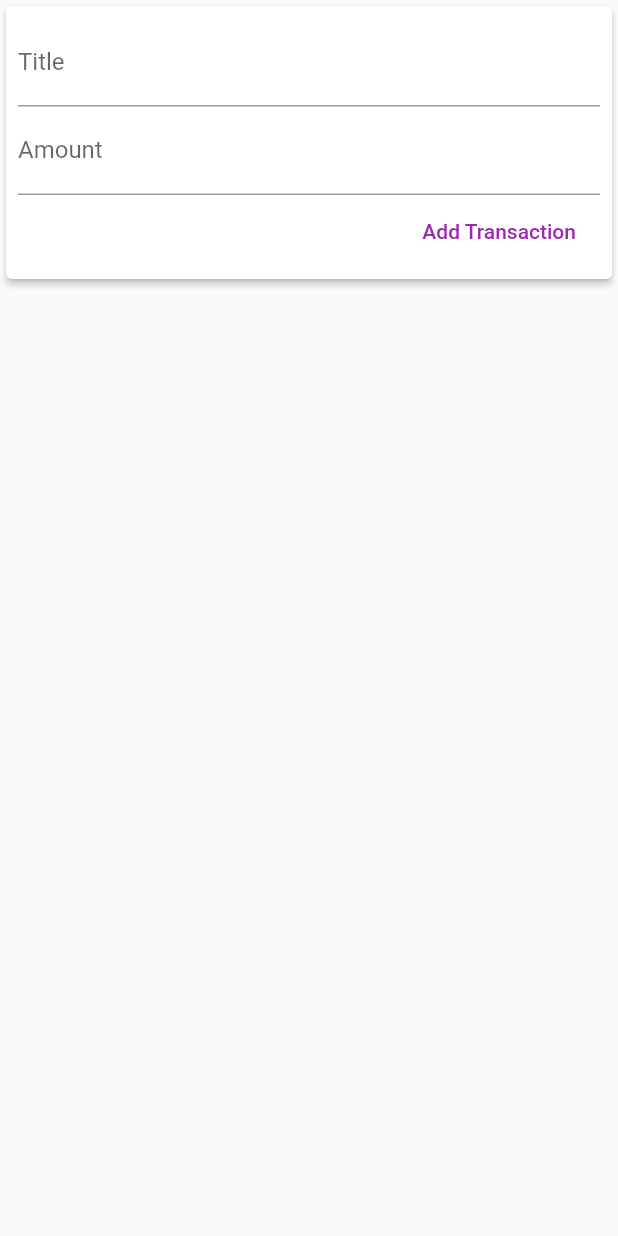
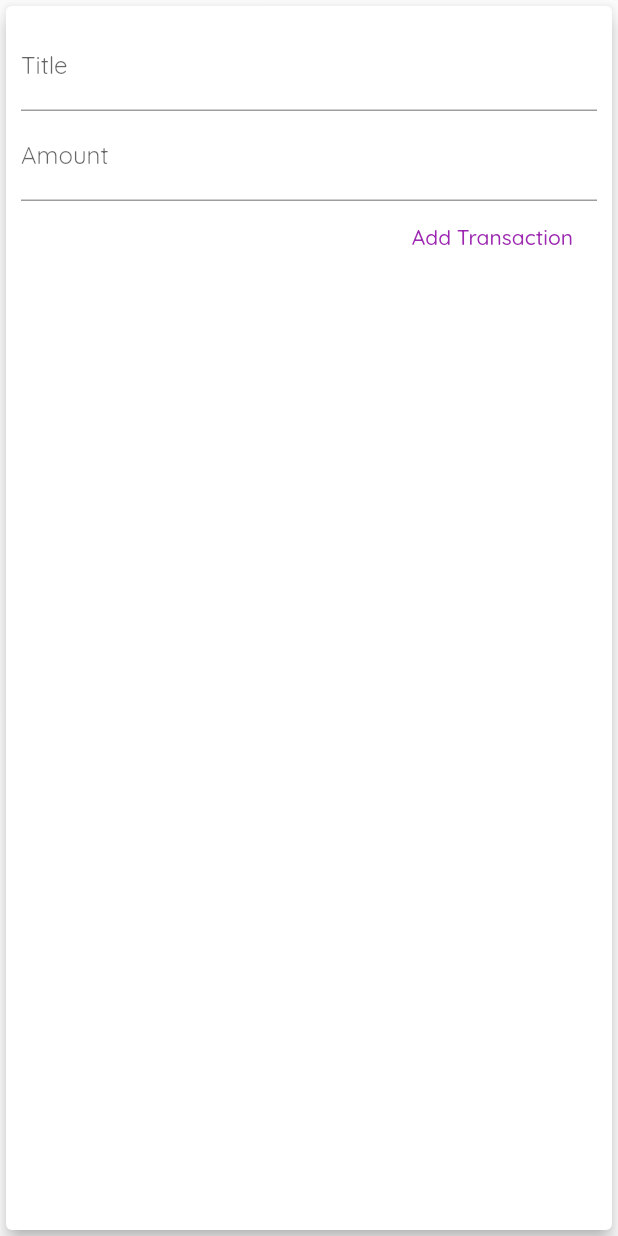
Before and after one commit to lordvidex/Transactions_App, a Flutter app: the NewTransaction widget shown alone on an empty page, opened directly with empty values, after a tap on "Add Transaction", on a phone screen of 412 x 824 dp. Run offline on Flutter 3.47's test engine with Material 2 defaults, Android fonts, the phone set to English and light mode, and no system bars.

Commit message:
BottomSheetPanel, emptyView, and FontFamilies implemented

```diff
--- a/lib/widgets/transcation_textfields.dart
+++ b/lib/widgets/transcation_textfields.dart
@@ -1,31 +1,57 @@
 import 'package:flutter/material.dart';
 
-class NewTransaction extends StatelessWidget {
+class NewTransaction extends StatefulWidget {
   final Function addNewTransaction;
+
+  NewTransaction(this.addNewTransaction);
+
+  @override
+  _NewTransactionState createState() => _NewTransactionState();
+}
+
+class _NewTransactionState extends State<NewTransaction> {
   final titleController = TextEditingController();
+
   final amountController = TextEditingController();
 
-  NewTransaction(this.addNewTransaction);
+  void _checkForErrors() {
+    final titleGuy = titleController.text;
+    final amountGuy = double.parse(amountController.text);
+
+    if (titleGuy.isEmpty || amountGuy <= 0) {
+      return;
+    }
+    widget.addNewTransaction(
+      titleGuy,
+      amountGuy,
+    );
+    Navigator.of(context).pop();
+  }
+
   @override
   Widget build(BuildContext context) {
-    return SingleChildScrollView (
-          child: Card(
-        elevation: 2,
+    return Card(
+      elevation: 5,
       child: Padding(
-          padding: const EdgeInsets.all(8.0),
+        padding: const EdgeInsets.all(10.0),
         child: Column(
           crossAxisAlignment: CrossAxisAlignment.end,
           children: <Widget>[
             TextField(
               controller: titleController,
+              onSubmitted: (_)=>_checkForErrors,
               decoration: InputDecoration(
                 labelText: 'Title',
               ),
             ),
             TextField(
+              onSubmitted: (_)=>_checkForErrors,
+              keyboardType:
+                  TextInputType.numberWithOptions(signed: false, decimal: true),
               controller: amountController,
               decoration: InputDecoration(
                 labelText: 'Amount',
+
               ),
             ),
             FlatButton(
@@ -33,13 +59,9 @@ class NewTransaction extends StatelessWidget {
                 'Add Transaction',
                 style: TextStyle(color: Colors.purple),
               ),
-                onPressed: () {
-                  addNewTransaction(
-                      titleController.text, double.parse(amountController.text));
-                },
+              onPressed: _checkForErrors,
             )
           ],
-          ),
         ),
       ),
     );
```
Also changed, not shown: lib/main.dart (+72 -7 lines), lib/widgets/list_and_input_merge.dart (deleted, +0 -46 lines), lib/widgets/transaction_list.dart (+20 -12 lines), pubspec.yaml (+15 -0 lines). Lines whose indentation alone changed are shown as unchanged.
